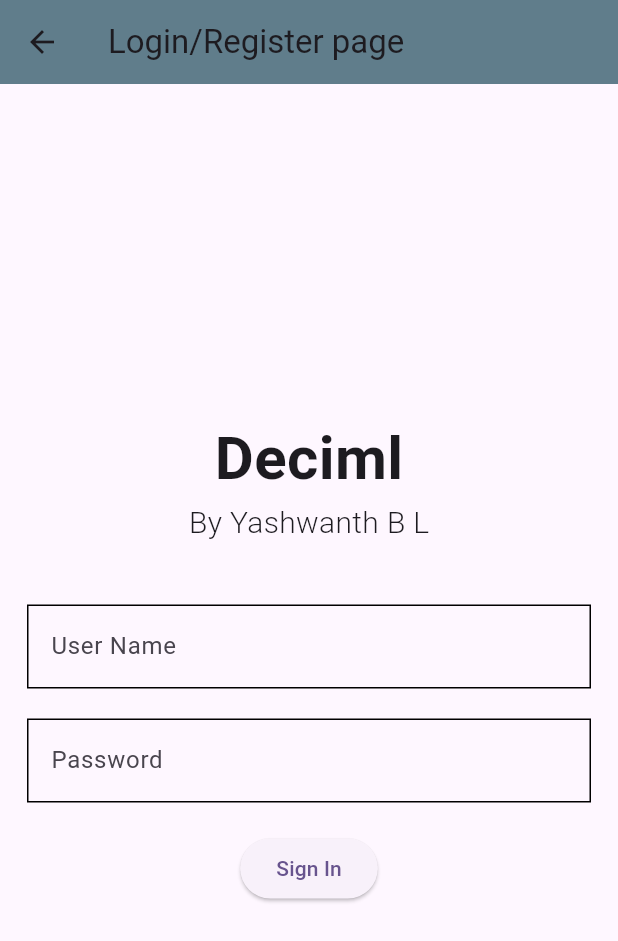
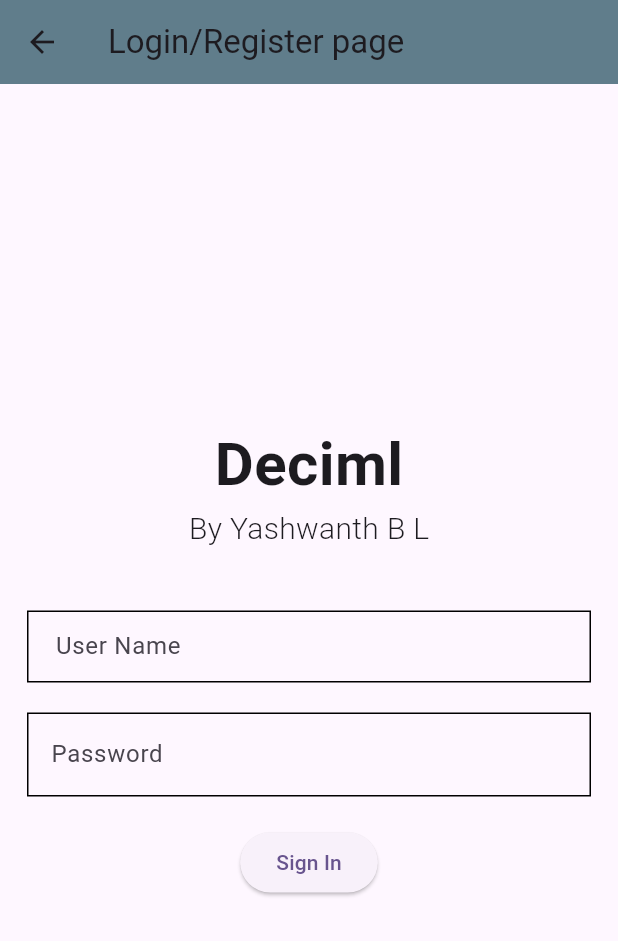
Before and after one commit to yashwanth-bly/deciml_bly, a Flutter app: the LoginScreen screen opened directly, on a phone screen of 412 x 824 dp. Shown: the top 941 px of the screen. Run offline on Flutter 3.47's test engine with Material 2 defaults, Android fonts, the phone set to English and light mode, and no system bars; drawn by our look-alikes of loader_overlay; our stand-ins replace bloc, cloud_firestore, equatable, firebase_auth, firebase_core, flutter_bloc and 2 more; accounts and stored records are empty; network calls fail.

Commit message:
applied content padding to TextFeild in login page

```diff
--- a/lib/login_page.dart
+++ b/lib/login_page.dart
@@ -23,6 +23,7 @@ class LoginScreen extends StatelessWidget {
             const TextField(
               // obscureText: true,
               decoration: InputDecoration(
+                contentPadding: EdgeInsets.symmetric(horizontal: 15),
                 hintText: 'User Name',
                 enabledBorder: OutlineInputBorder(
                   borderRadius: BorderRadius.zero,
```
